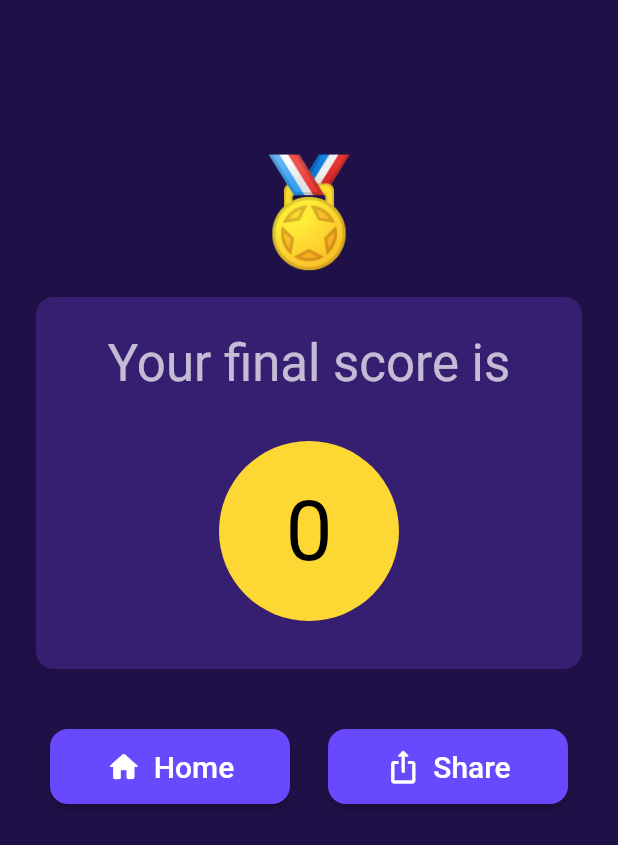
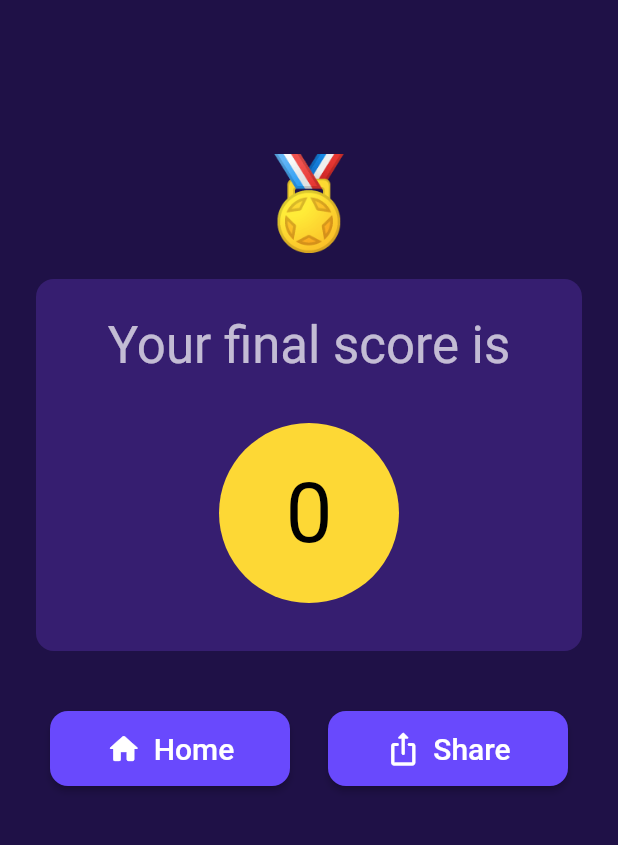
Before and after one commit to adnsawas/quizU, a Flutter app: the WinScreen screen opened by its route, on a phone screen of 412 x 824 dp. Shown: the top 845 px of the screen. Run offline on Flutter 3.47's test engine with Material 2 defaults, Android fonts, the phone set to English and light mode, and no system bars; our stand-ins replace concentric_transition, flutter_riverpod, flutter_secure_storage, go_router, hive_flutter, pin_code_fields and 3 more; missing offline and left inert: phone_number; accounts and stored records are empty; network calls fail.

Commit message:
fixed login bugs, more UI changes

```diff
--- a/lib/main.dart
+++ b/lib/main.dart
@@ -4,9 +4,7 @@ import 'package:flutter/material.dart';
 import 'package:flutter/services.dart';
 import 'package:flutter_riverpod/flutter_riverpod.dart';
 import 'package:hive_flutter/hive_flutter.dart';
-import 'package:quiz_u/src/features/profile/domain/profile_score.dart';
 import 'package:quiz_u/src/routing/router.dart';
-import 'package:quiz_u/src/theme/app_colors.dart';
 import 'package:quiz_u/src/theme/app_theme.dart';
 
 import 'package:stack_trace/stack_trace.dart' as stack_trace;
--- a/lib/src/features/auth/data/auth_repository.dart
+++ b/lib/src/features/auth/data/auth_repository.dart
@@ -59,9 +59,6 @@ class AuthRepository {
       });
       final jsonResponse = jsonDecode(response.body);
       if (response.statusCode == 201 && jsonResponse['success']) {
-        // save user info in _authState
-        _authState.value = LoggedUser.fromJson(jsonResponse);
-
         // return token to [AuthService] to persist it
         return jsonResponse['token'];
       } else {
--- a/lib/src/features/profile/presentation/profile_screen.dart
+++ b/lib/src/features/profile/presentation/profile_screen.dart
@@ -37,7 +37,7 @@ class ProfileScreen extends ConsumerWidget {
             ],
           ),
 
-          const SizedBox(height: 12),
+          const SizedBox(height: 16),
           Container(
             decoration: BoxDecoration(
                 border: Border.all(color: AppColors.secondaryColor, width: 2),
@@ -45,6 +45,7 @@ class ProfileScreen extends ConsumerWidget {
                 color: AppColors.smallItemsBackgroundColor),
             child: const Text('👨🏻‍💻', style: TextStyle(fontSize: 70)),
           ),
+          const SizedBox(height: 8),
           Text(userProfile.name!, style: Theme.of(context).textTheme.headline5),
           const SizedBox(height: 8),
           Text(userProfile.mobile,
@@ -57,6 +58,7 @@ class ProfileScreen extends ConsumerWidget {
               style: Theme.of(context).textTheme.headlineMedium!.copyWith(
                   fontWeight: FontWeight.bold,
                   color: AppColors.secondaryColor)),
+          const SizedBox(height: 16),
           // User Scores Details
           Builder(
             builder: (context) {
--- a/lib/src/features/quiz/application/quiz_timer.dart
+++ b/lib/src/features/quiz/application/quiz_timer.dart
@@ -34,7 +34,7 @@ class QuizTimer {
 }
 
 final quizTimerProvider = Provider.autoDispose<QuizTimer>((ref) {
-  return QuizTimer(duration: const Duration(seconds: 15));
+  return QuizTimer(duration: const Duration(seconds: 5));
 });
 
 final remainingTimeInSecondsStreamProvider =
--- a/lib/src/features/quiz/presentation/lose_screen.dart
+++ b/lib/src/features/quiz/presentation/lose_screen.dart
@@ -49,7 +49,7 @@ class _LoseScreenState extends State<LoseScreen> {
                         : Column(
                             crossAxisAlignment: CrossAxisAlignment.center,
                             children: [
-                              const Text('😵', style: TextStyle(fontSize: 80)),
+                              const Text('😵', style: TextStyle(fontSize: 60)),
                               const SizedBox(height: 24),
                               Text('Game Over',
                                   style: Theme.of(context).textTheme.headline4),
--- a/lib/src/features/quiz/presentation/win_screen.dart
+++ b/lib/src/features/quiz/presentation/win_screen.dart
@@ -35,21 +35,12 @@ class _WinScreenState extends ConsumerState<WinScreen> {
             crossAxisAlignment: CrossAxisAlignment.stretch,
             children: [
               const SizedBox(height: 100),
-              AnimatedSwitcher(
-                duration: const Duration(seconds: 1),
-                reverseDuration: const Duration(milliseconds: 200),
-                switchInCurve: Curves.elasticOut,
-                switchOutCurve: Curves.ease,
-                transitionBuilder: (child, animation) => ScaleTransition(
-                  scale: animation,
-                  child: child,
+              const Text(
+                '🏅',
+                textAlign: TextAlign.center,
+                style: TextStyle(
+                  fontSize: 60,
                 ),
-                child: !startAnimation
-                    ? const SizedBox.shrink()
-                    : const Text(
-                        '🏅',
-                        style: TextStyle(fontSize: 70),
-                      ),
               ),
               Card(
                 child: Padding(
--- a/lib/src/routing/router.dart
+++ b/lib/src/routing/router.dart
@@ -1,4 +1,3 @@
-import 'package:concentric_transition/page_route.dart';
 import 'package:flutter/material.dart';
 import 'package:flutter_riverpod/flutter_riverpod.dart';
 import 'package:go_router/go_router.dart';
```
Also changed, not shown: lib/src/features/auth/presentation/otp_screen/otp_screen.dart (+11 -9 lines), lib/src/features/profile/data/profile_repository.dart (+12 -8 lines).
